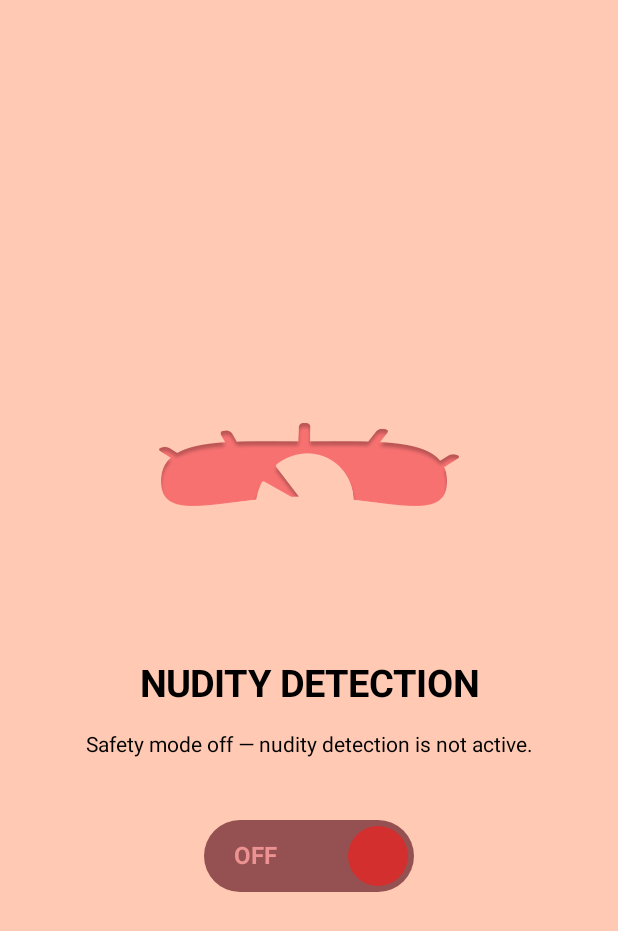
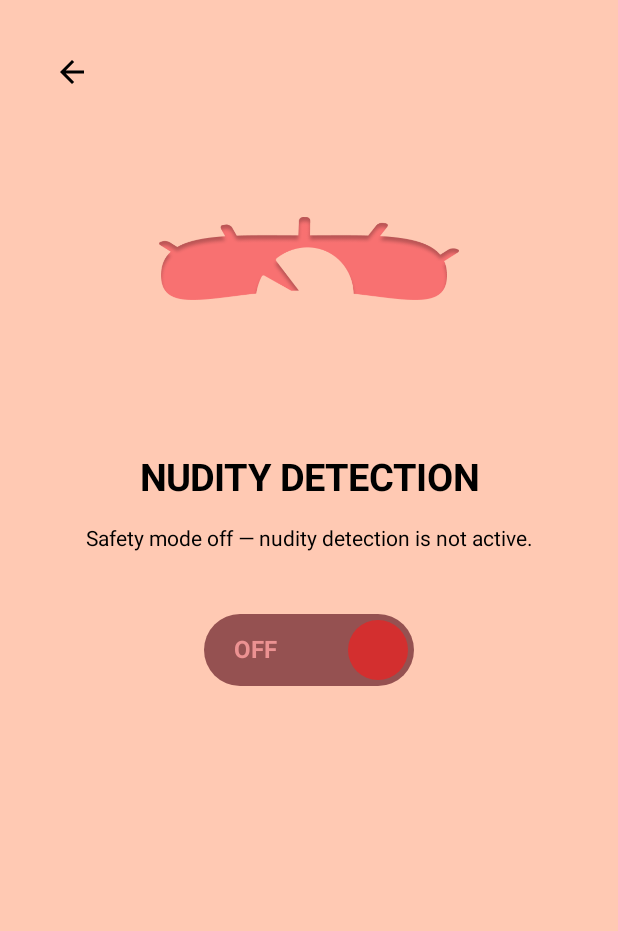
Before and after one commit to wkwk08/Nudity-Detection-Android-Enhanced, an Android app built with Jetpack Compose: the composable DetectionScreen shown on its own in the app's theme, on a phone screen of 412 x 824 dp. Shown: the top 931 px of the screen. Run offline under Robolectric (Android 15) with nearby library versions, the phone set to English and light mode, and no system bars.

Commit message:
feat(nav): add back navigation to DetectionScreen

```diff
--- a/app/src/main/java/com/example/nuditydetectionapp/MainActivity.kt
+++ b/app/src/main/java/com/example/nuditydetectionapp/MainActivity.kt
@@ -27,6 +27,8 @@ import androidx.compose.ui.unit.dp
 import androidx.compose.ui.unit.sp
 import androidx.compose.foundation.Image
 import androidx.compose.ui.res.painterResource
+import androidx.compose.material.icons.Icons
+import androidx.compose.material.icons.filled.ArrowBack
 
 class MainActivity : AppCompatActivity() {
 
@@ -258,7 +260,8 @@ fun WelcomeScreen(onStartClick: () -> Unit) {
 @Composable
 fun DetectionScreen(
     isSafetyModeEnabled: Boolean,
-    onToggleSafetyMode: (Boolean) -> Unit
+    onToggleSafetyMode: (Boolean) -> Unit,
+    onBack: () -> Unit // Add this parameter to handle back navigation
 ) {
     val backgroundColor = if (isSafetyModeEnabled) {
         Color(0xFFC5FFB3) // ON background
@@ -276,9 +279,27 @@ fun DetectionScreen(
                 .fillMaxSize()
                 .padding(32.dp),
             horizontalAlignment = Alignment.CenterHorizontally,
-            verticalArrangement = Arrangement.Center
+            verticalArrangement = Arrangement.Top // Change to Top to place arrow at the top
         ) {
-            Spacer(modifier = Modifier.height(40.dp))
+            // Back arrow at the top-left
+            Row(
+                modifier = Modifier
+                    .fillMaxWidth(),
+                verticalAlignment = Alignment.CenterVertically
+            ) {
+                IconButton(
+                    onClick = onBack,
+                    modifier = Modifier.size(32.dp)
+                ) {
+                    Icon(
+                        imageVector = Icons.Default.ArrowBack,
+                        contentDescription = "Back",
+                        tint = Color.Black
+                    )
+                }
+            }
+
+            Spacer(modifier = Modifier.height(8.dp))
 
             Image(
                 painter = painterResource(
```
